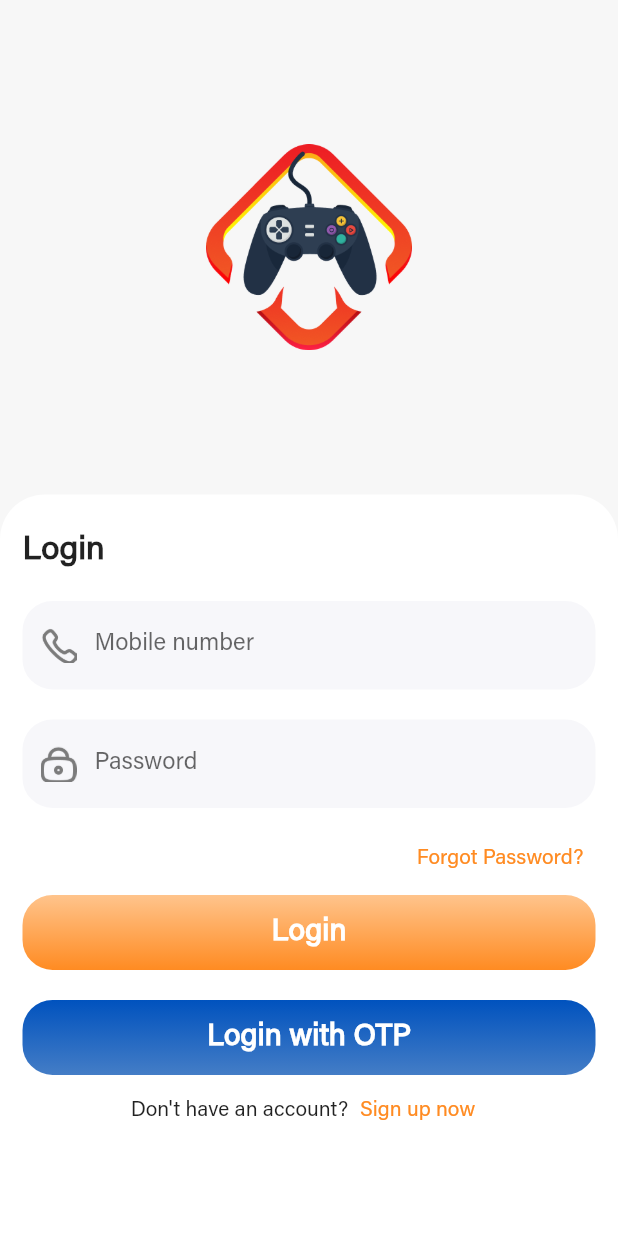
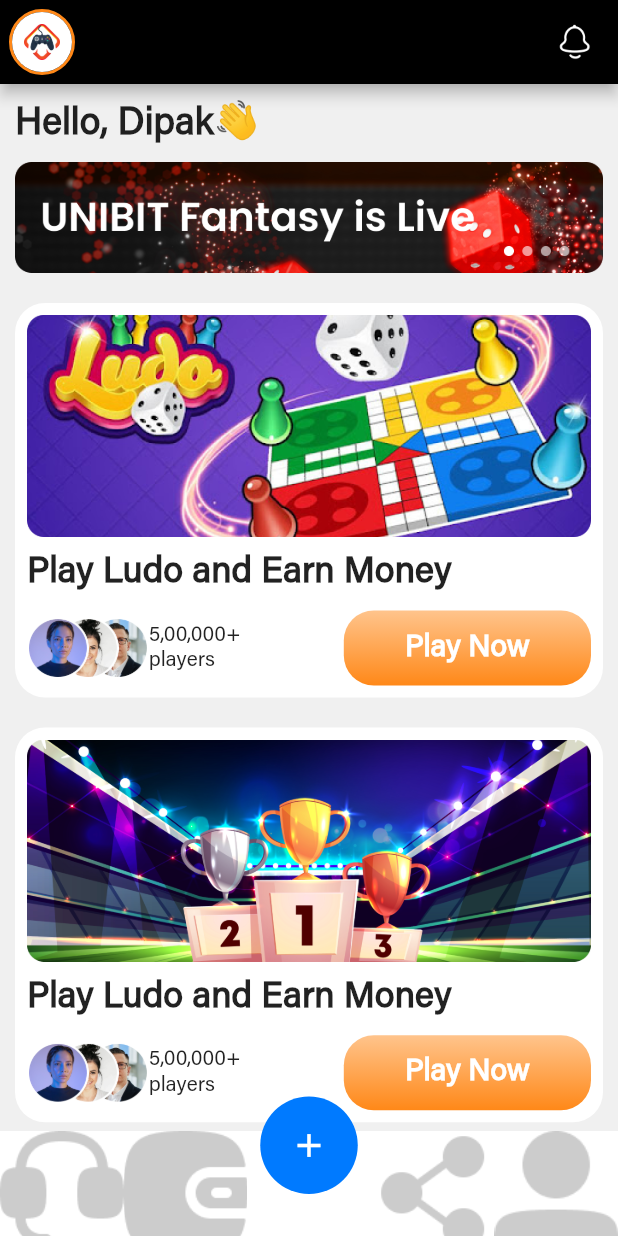
Before and after one commit to nirmalyohannan/flutter_sample_ui, a Flutter app: the screen it shows after launch, after a tap on "Login", on a phone screen of 412 x 824 dp. Run offline on Flutter 3.47's test engine with Material 2 defaults, Android fonts, the phone set to English and light mode, and no system bars; drawn by our look-alikes of persistent_bottom_nav_bar.

Commit message:
-Added Icons, -Navbar bar -Homescreen

```diff
--- a/lib/config/app_assets.dart
+++ b/lib/config/app_assets.dart
@@ -8,4 +8,14 @@ class AppAssets {
   static const iconLock = 'assets/icons/lock_icon.png';
 
   static const logoUnibit = 'assets/unibit_logo.png';
+
+  //-----Banners-------------------
+  static const banner1 = 'assets/banners/banner1.png';
+  static const banner2 = 'assets/banners/banner2.png';
+  static const banner3 = 'assets/banners/banner3.png';
+  //----ProfilePics---------------------------
+  static const profilePic1 = 'assets/profilePics/profilePic1.png';
+  static const profilePic2 = 'assets/profilePics/profilePic2.png';
+  static const profilePic3 = 'assets/profilePics/profilePic3.png';
+  static const profilePicsList = [profilePic3, profilePic2, profilePic1];
 }
--- a/lib/config/app_colors.dart
+++ b/lib/config/app_colors.dart
@@ -2,7 +2,9 @@ import 'package:flutter/material.dart';
 
 class AppColors {
   static const secondaryColor = Color.fromARGB(255, 0, 82, 190);
-  static const primaryColor = Color.fromARGB(255, 255, 139, 34);
+  static const primaryColor = Color.fromARGB(255, 255, 136, 24);
   static const textFieldColor = Color.fromARGB(255, 247, 247, 250);
-  static const screenBgColor = Color.fromARGB(255, 247, 247, 247);
+  static const screenBgColor = Color.fromARGB(255, 240, 240, 240);
+  static const white = Colors.white;
+  static const black = Colors.black;
 }
--- /dev/null
+++ b/lib/screens/home_screen/home_screen.dart
@@ -0,0 +1,76 @@
+import 'package:flutter/material.dart';
+import 'package:unibit_ui/config/app_assets.dart';
+import 'package:unibit_ui/config/app_colors.dart';
+import 'package:unibit_ui/screens/home_screen/play_now_banner.dart';
+import 'package:unibit_ui/utils/ui_constants.dart';
+
+class HomeScreen extends StatelessWidget {
+  const HomeScreen({super.key});
+
+  @override
+  Widget build(BuildContext context) {
+    return Scaffold(
+      appBar: AppBar(
+        backgroundColor: AppColors.black,
+        automaticallyImplyLeading: false,
+        leading: const _AppBarLeading(),
+        actions: [
+          Padding(
+            padding: const EdgeInsets.all(16.0),
+            child: Image.asset(AppAssets.iconNotification),
+          )
+        ],
+      ),
+      backgroundColor: AppColors.screenBgColor,
+      body: SafeArea(
+          child: Padding(
+        padding: const EdgeInsets.all(10),
+        child: Column(
+          children: [
+            const Align(
+              alignment: Alignment.centerLeft,
+              child: Text(
+                'Hello, Dipak👋',
+                style: TextStyle(fontSize: 25, fontWeight: FontWeight.bold),
+              ),
+            ),
+            UIConstants.gapHeight10,
+            Image.asset(AppAssets.banner1),
+            UIConstants.gapHeight20,
+            const PlayNowBanner(
+              title: "Play Ludo and Earn Money",
+              bannerImage: AppAssets.banner2,
+            ),
+            UIConstants.gapHeight20,
+            const PlayNowBanner(
+              title: "Play Ludo and Earn Money",
+              bannerImage: AppAssets.banner3,
+            ),
+          ],
+        ),
+      )),
+    );
+  }
+}
+
+class _AppBarLeading extends StatelessWidget {
+  const _AppBarLeading();
+
+  @override
+  Widget build(BuildContext context) {
+    return Container(
+      margin: const EdgeInsets.all(6),
+      decoration: BoxDecoration(
+          shape: BoxShape.circle,
+          border: Border.all(color: AppColors.primaryColor, width: 2)),
+      child: ClipRRect(
+        borderRadius: UIConstants.borderRadiusCircular,
+        child: Container(
+          color: AppColors.white,
+          padding: const EdgeInsets.all(8),
+          child: Image.asset(AppAssets.logoUnibit),
+        ),
+      ),
+    );
+  }
+}
--- /dev/null
+++ b/lib/screens/home_screen/play_now_banner.dart
@@ -0,0 +1,74 @@
+import 'package:flutter/material.dart';
+import 'package:unibit_ui/config/app_assets.dart';
+import 'package:unibit_ui/config/app_colors.dart';
+import 'package:unibit_ui/utils/ui_constants.dart';
+import 'package:unibit_ui/utils/widgets/gradient_elevated_button.dart';
+
+class PlayNowBanner extends StatelessWidget {
+  const PlayNowBanner({
+    super.key,
+    required this.title,
+    required this.bannerImage,
+  });
+
+  final String title;
+  final String bannerImage;
+  @override
+  Widget build(BuildContext context) {
+    final size = MediaQuery.of(context).size;
+    return Container(
+      padding: const EdgeInsets.all(8),
+      decoration: BoxDecoration(
+          color: AppColors.white, borderRadius: UIConstants.borderRadius20),
+      child: Column(
+        mainAxisSize: MainAxisSize.min,
+        crossAxisAlignment: CrossAxisAlignment.start,
+        children: [
+          Image.asset(bannerImage),
+          UIConstants.gapHeight10,
+          Text(
+            title,
+            style: const TextStyle(fontSize: 24, fontWeight: FontWeight.bold),
+          ),
+          UIConstants.gapHeight10,
+          Row(
+            children: [
+              const _ProfilePicStack(),
+              Column(
+                crossAxisAlignment: CrossAxisAlignment.start,
+                children: const [Text('5,00,000+'), Text("players")],
+              ),
+              const Spacer(),
+              GradientElevatedButton(
+                buttonText: "Play Now",
+                width: size.width / 2.5,
+                onPressed: () {},
+              ),
+            ],
+          )
+        ],
+      ),
+    );
+  }
+}
+
+class _ProfilePicStack extends StatelessWidget {
+  const _ProfilePicStack();
+
+  @override
+  Widget build(BuildContext context) {
+    final size = MediaQuery.of(context).size;
+    return Stack(
+      alignment: Alignment.centerRight,
+      children: List.generate(
+          AppAssets.profilePicsList.length,
+          (index) => Padding(
+                padding: EdgeInsets.only(right: index.toDouble() * 20),
+                child: Image.asset(
+                  AppAssets.profilePicsList[index],
+                  width: size.width / 10,
+                ),
+              )),
+    );
+  }
+}
--- a/lib/screens/login_screen/login_screen.dart
+++ b/lib/screens/login_screen/login_screen.dart
@@ -2,6 +2,8 @@ import 'package:flutter/cupertino.dart';
 import 'package:flutter/material.dart';
 import 'package:unibit_ui/config/app_assets.dart';
 import 'package:unibit_ui/config/app_colors.dart';
+import 'package:unibit_ui/screens/home_screen/home_screen.dart';
+import 'package:unibit_ui/screens/main_screen/main_screen.dart';
 import 'package:unibit_ui/utils/ui_constants.dart';
 import 'package:unibit_ui/utils/widgets/gradient_elevated_button.dart';
 
@@ -69,12 +71,15 @@ class LoginScreen extends StatelessWidget {
                       ),
                       //
                       GradientElevatedButton(
-                          buttonText: 'Login',
-                          onPressed: () {},
-                          gradientColors: const [
-                            Color.fromARGB(255, 255, 196, 140),
-                            AppColors.primaryColor
-                          ]),
+                        buttonText: 'Login',
+                        onPressed: () {
+                          Navigator.push(
+                              context,
+                              CupertinoPageRoute(
+                                builder: (context) => const MainScreen(),
+                              ));
+                        },
+                      ),
                       UIConstants.gapHeight20,
                       GradientElevatedButton(
                           buttonText: 'Login with OTP',
--- /dev/null
+++ b/lib/screens/main_screen/main_screen.dart
@@ -0,0 +1,83 @@
+import 'package:flutter/material.dart';
+import 'package:persistent_bottom_nav_bar/persistent_tab_view.dart';
+import 'package:unibit_ui/config/app_assets.dart';
+import 'package:unibit_ui/config/app_colors.dart';
+import 'package:unibit_ui/screens/home_screen/home_screen.dart';
+
+class MainScreen extends StatelessWidget {
+  const MainScreen({super.key});
+
+  @override
+  Widget build(BuildContext context) {
+    return PersistentTabView(
+      bottomScreenMargin: 0,
+      navBarHeight: 70,
+      context,
+      decoration: NavBarDecoration(borderRadius: BorderRadius.circular(0)),
+      navBarStyle: NavBarStyle.style15,
+      backgroundColor: AppColors.white,
+      screens: const [
+        HomeScreen(),
+        PlaceholderScreen(title: "Wallet"),
+        PlaceholderScreen(title: "Add"),
+        PlaceholderScreen(title: "Share"),
+        PlaceholderScreen(title: "Profile"),
+      ],
+      items: [
+        PersistentBottomNavBarItem(
+          contentPadding: 0,
+          iconSize: 35,
+          activeColorPrimary: Colors.grey,
+          inactiveColorPrimary: Colors.grey,
+          icon: Image.asset(AppAssets.iconContact),
+          title: "Contact",
+        ),
+        PersistentBottomNavBarItem(
+          contentPadding: 0,
+          iconSize: 35,
+          activeColorPrimary: Colors.grey,
+          inactiveColorPrimary: Colors.grey,
+          icon: Image.asset(
+            AppAssets.iconWallet,
+          ),
+          title: "Wallet",
+        ),
+        PersistentBottomNavBarItem(
+            contentPadding: 0,
+            icon: const Icon(
+              Icons.add,
+              color: AppColors.white,
+            )),
+        PersistentBottomNavBarItem(
+          contentPadding: 0,
+          iconSize: 35,
+          activeColorPrimary: Colors.grey,
+          inactiveColorPrimary: Colors.grey,
+          icon: Image.asset(AppAssets.iconShare),
+          title: "Share",
+        ),
+        PersistentBottomNavBarItem(
+          contentPadding: 0,
+          iconSize: 35,
+          activeColorPrimary: Colors.grey,
+          inactiveColorPrimary: Colors.grey,
+          icon: Image.asset(AppAssets.iconProfile),
+          title: "Profile",
+        )
+      ],
+    );
+  }
+}
+
+class PlaceholderScreen extends StatelessWidget {
+  const PlaceholderScreen({super.key, required this.title});
+  final String title;
+  @override
+  Widget build(BuildContext context) {
+    return Scaffold(
+      body: Center(
+        child: Text(title),
+      ),
+    );
+  }
+}
--- a/lib/utils/ui_constants.dart
+++ b/lib/utils/ui_constants.dart
@@ -3,6 +3,7 @@ import 'package:flutter/material.dart';
 class UIConstants {
   static final borderRadius10 = BorderRadius.circular(10);
   static final borderRadius20 = BorderRadius.circular(20);
+  static final borderRadiusCircular = BorderRadius.circular(1000);
   //-------------
   static const gapHeight10 = SizedBox(height: 10);
   static const gapHeight20 = SizedBox(height: 20);
--- a/lib/utils/widgets/gradient_elevated_button.dart
+++ b/lib/utils/widgets/gradient_elevated_button.dart
@@ -1,32 +1,38 @@
 import 'package:flutter/material.dart';
+import 'package:unibit_ui/config/app_colors.dart';
 import 'package:unibit_ui/utils/ui_constants.dart';
 
 class GradientElevatedButton extends StatelessWidget {
   final String buttonText;
   final VoidCallback onPressed;
-  final List<Color> gradientColors;
+  final List<Color>? gradientColors;
+  final double? width;
 
-  const GradientElevatedButton({
-    super.key,
-    required this.buttonText,
-    required this.onPressed,
-    required this.gradientColors,
-  });
+  const GradientElevatedButton(
+      {super.key,
+      required this.buttonText,
+      required this.onPressed,
+      this.gradientColors,
+      this.width});
 
   @override
   Widget build(BuildContext context) {
-    final size = MediaQuery.of(context).size;
+    // final size = MediaQuery.of(context).size;
     return GestureDetector(
       onTap: onPressed,
       child: Container(
         height: 50,
-        width: double.infinity,
+        width: width ?? double.infinity,
         alignment: Alignment.center,
         decoration: BoxDecoration(
             gradient: LinearGradient(
               begin: Alignment.topCenter,
               end: Alignment.bottomCenter,
-              colors: gradientColors,
+              colors: gradientColors ??
+                  [
+                    const Color.fromARGB(255, 255, 196, 140),
+                    AppColors.primaryColor
+                  ],
             ),
             borderRadius: UIConstants.borderRadius20),
         child: Text(
```
Also changed, not shown: pubspec.yaml (+22 -0 lines), assets/banners/banner1.png (added), assets/banners/banner2.png (added), assets/banners/banner3.png (added), assets/profilePics/profilePic1.png (added), assets/profilePics/profilePic2.png (added), assets/profilePics/profilePic3.png (added), pubspec.lock, 41 other files.
